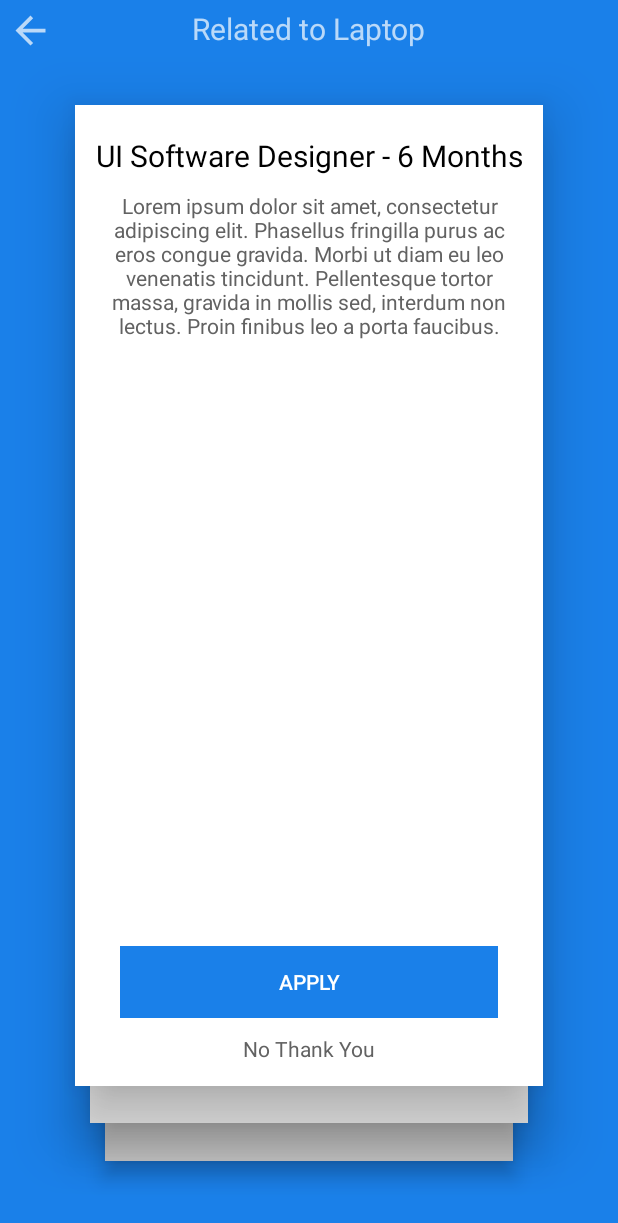
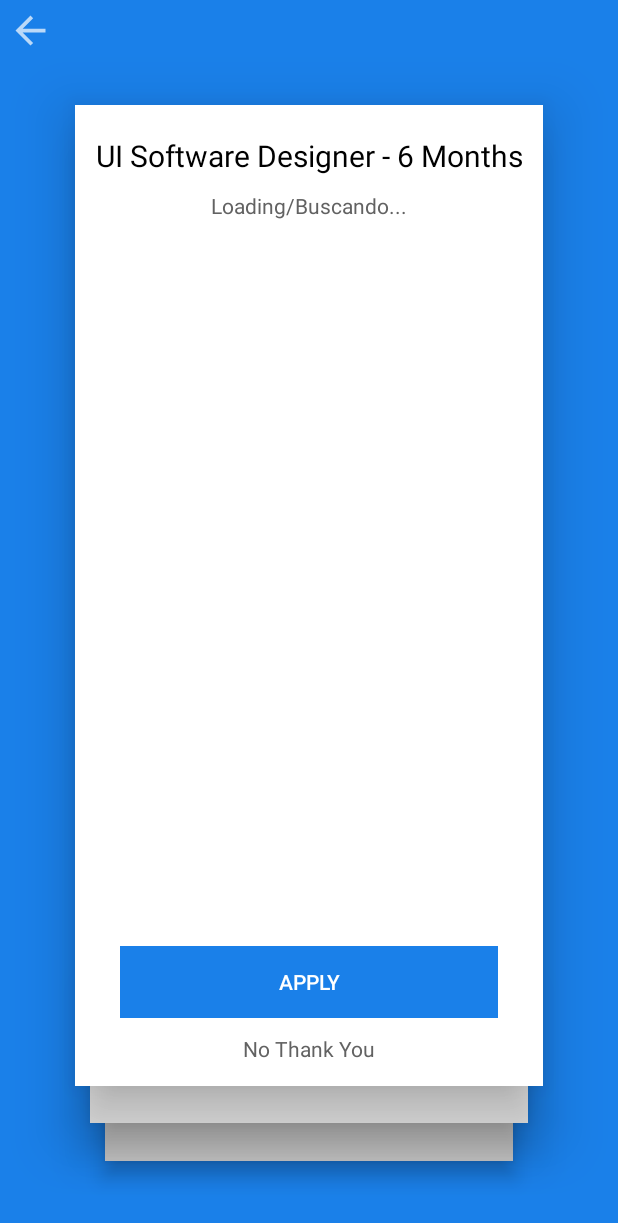
Before and after one commit to rphi/hackupc18, an Android app: the layout result_layout.xml on its own in the app's theme, with its tools: preview values and no code run, on a phone screen of 412 x 824 dp. Shown: the top 1223 px of the screen. Run offline under Robolectric (Android 15) with nearby library versions, the phone set to English and light mode, and no system bars.

Commit message:
Results from search are now displayed on UI (#7)

```diff
--- a/JobCam/app/src/main/java/com/hackupc/uoe/jobcam/MainActivity.kt
+++ b/JobCam/app/src/main/java/com/hackupc/uoe/jobcam/MainActivity.kt
@@ -11,8 +11,6 @@ import android.support.v7.app.AlertDialog
 import android.view.View
 import com.hackupc.uoe.jobcam.Components.ScreenTouchDetector
 import kotlinx.android.synthetic.main.home_screen.*
-import android.content.DialogInterface
-import android.os.Build
 
 
 class MainActivity : Activity() {
--- a/JobCam/app/src/main/res/layout/result_layout.xml
+++ b/JobCam/app/src/main/res/layout/result_layout.xml
@@ -67,7 +67,7 @@
         android:textAlignment="center"
         android:elevation="24dp"
         android:textColor="#626262"
-        android:text="Lorem ipsum dolor sit amet, consectetur adipiscing elit. Phasellus fringilla purus ac eros congue gravida. Morbi ut diam eu leo venenatis tincidunt. Pellentesque tortor massa, gravida in mollis sed, interdum non lectus. Proin finibus leo a porta faucibus."
+        android:text="Loading/Buscando..."
         app:layout_constraintTop_toBottomOf="@id/result_text_short_description"
         app:layout_constraintLeft_toLeftOf="@id/main_paper"
         app:layout_constraintRight_toRightOf="@id/main_paper" />
@@ -83,7 +83,7 @@
         app:layout_constraintRight_toRightOf="@id/main_paper"
         android:layout_width="0dp"
         android:layout_height="wrap_content"
-        android:text="UI Software Designer - 6 month full time"
+        android:text=""
         android:textSize="20sp"
         android:textColor="#000"
         android:textAlignment="center"
@@ -138,7 +138,7 @@
         app:layout_constraintLeft_toLeftOf="parent"
         app:layout_constraintRight_toRightOf="parent"
         app:layout_constraintTop_toTopOf="parent"
-        android:text="Related to Laptop"
+        android:text=""
         android:layout_marginTop="5dp"
         android:textSize="20sp"
         />
```
Also changed, not shown: JobCam/app/src/main/java/com/hackupc/uoe/jobcam/ResultsActivity.kt (+60 -1 lines).
